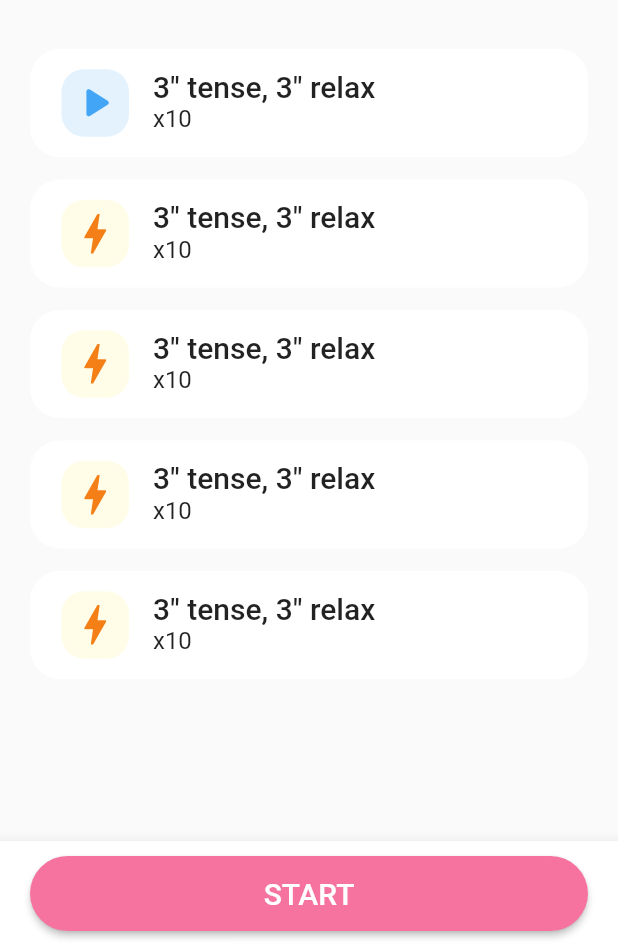
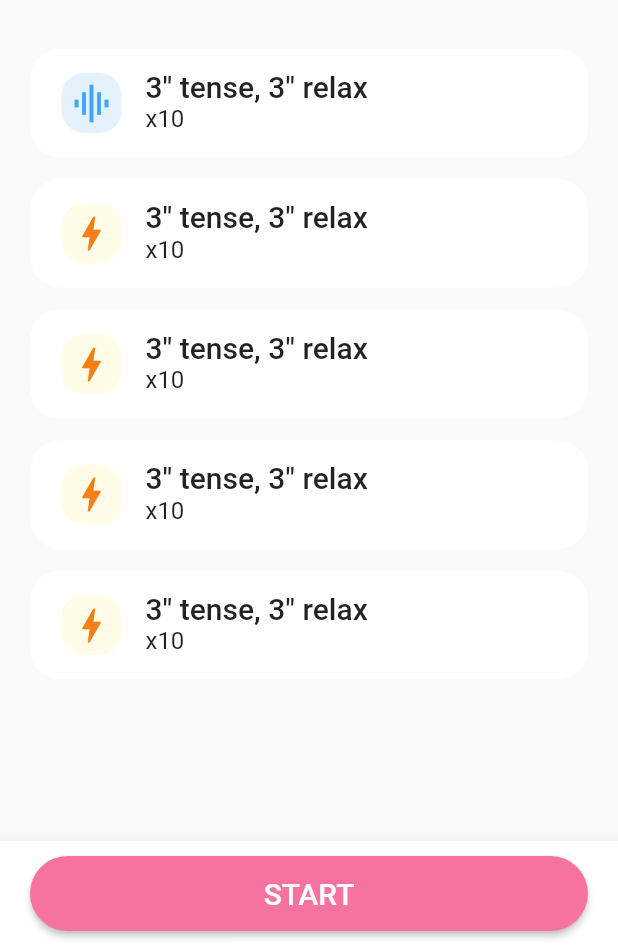
Before and after one commit to bobga/kegel_flutter_app, a Flutter app: the DayExerciseWidget screen opened by its route, on a phone screen of 412 x 824 dp, the part 290-1236 px from its top. Run offline on Flutter 3.47's test engine with Material 2 defaults, Android fonts, the phone set to English and light mode, and no system bars; our stand-ins replace carousel_slider, dots_indicator, flutter_svg, mvc_pattern, percent_indicator; missing offline and left inert: global_configuration.

Commit message:
kegel commit step 5

```diff
--- a/lib/pages/DayExercise.dart
+++ b/lib/pages/DayExercise.dart
@@ -99,10 +99,8 @@ class _DayExerciseWidgetState extends State<DayExerciseWidget> {
                               : Colors.yellow[50],
                         ),
                         child: Icon(
-                          selExe == index
-                              ? Icons.play_arrow_rounded
-                              : Icons.bolt,
-                          size: 35,
+                          selExe == index ? Icons.graphic_eq : Icons.bolt,
+                          size: 30,
                           color: selExe == index
                               ? Colors.blue[400]
                               : Colors.yellow[900],
```
